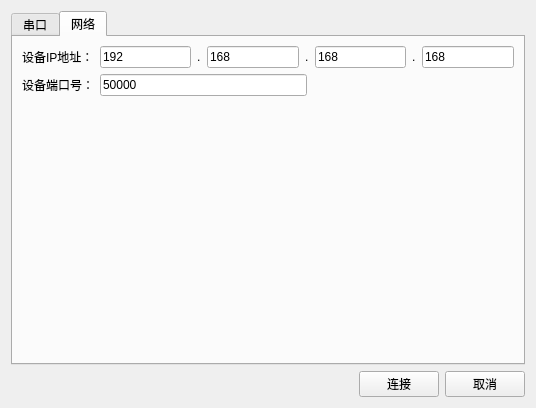
Before: the Qt Designer form connection.ui in George-sudo/VideowallProcessorsUpgradeTool, drawn with Qt 5.
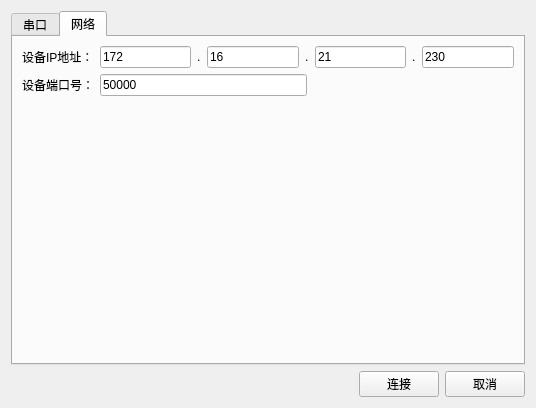
After: the same form once the commit is applied.

Commit message: 重新处理控制卡返回的信息代码；与板卡连接后，控制卡信息默认显示；界面添加版本号

Diff of the .ui file:
```diff
--- a/connection.ui
+++ b/connection.ui
@@ -135,7 +135,7 @@
              <item>
               <widget class="QLineEdit" name="ipLE1">
                <property name="text">
-                <string>192</string>
+                <string>172</string>
                </property>
               </widget>
              </item>
@@ -149,7 +149,7 @@
              <item>
               <widget class="QLineEdit" name="ipLE2">
                <property name="text">
-                <string>168</string>
+                <string>16</string>
                </property>
               </widget>
              </item>
@@ -163,7 +163,7 @@
              <item>
               <widget class="QLineEdit" name="ipLE3">
                <property name="text">
-                <string>168</string>
+                <string>21</string>
                </property>
               </widget>
              </item>
@@ -177,7 +177,7 @@
              <item>
               <widget class="QLineEdit" name="ipLE4">
                <property name="text">
-                <string>168</string>
+                <string>230</string>
                </property>
               </widget>
              </item>
```
The commit also changes 7 other files.
